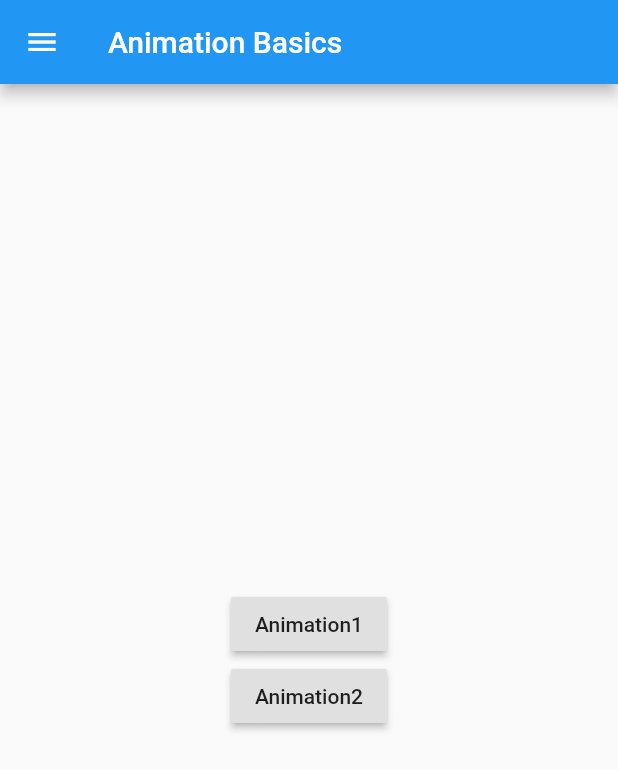
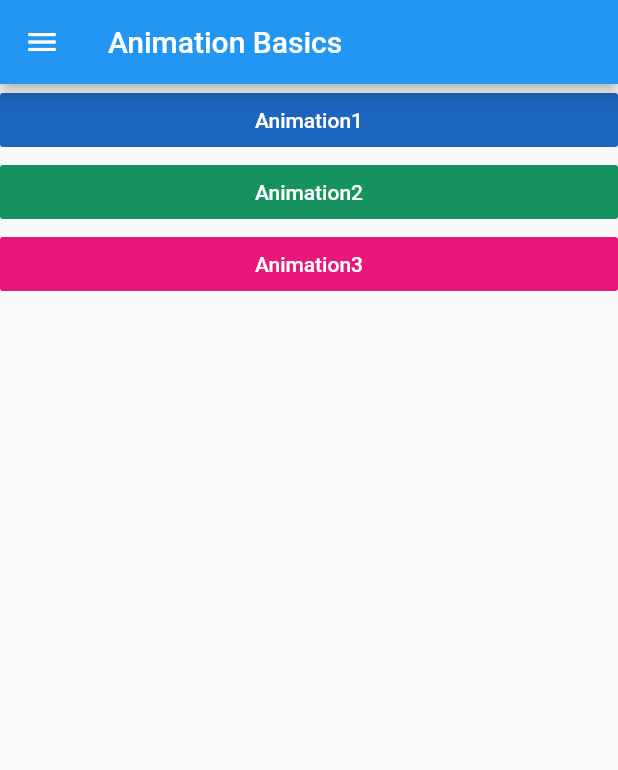
Before and after one commit to apoorvlodhi-io/Animation_Playground, a Flutter app: the screen it shows after launch, on a phone screen of 412 x 824 dp. Shown: the top 770 px of the screen. Run offline on Flutter 3.47's test engine with Material 2 defaults, Android fonts, the phone set to English and light mode, and no system bars.

Commit message:
Init Commit

```diff
--- a/lib/AnimationOne.dart
+++ b/lib/AnimationOne.dart
@@ -1,4 +1,5 @@
 import 'package:flutter/material.dart';
+import 'dart:math';
 
 class AnimationOne extends StatefulWidget {
   static const String id = 'AnimationOne';
@@ -39,7 +40,7 @@ class _AnimationOneState extends State<AnimationOne> {
             children: <Widget>[
               AnimatedContainer(
                 duration: Duration(milliseconds: 500),
-                curve: Curves.linear,
+                curve: Curves.bounceOut,
                 child: Center(
                   child: Text('Apoorv'),
                 ),
@@ -59,67 +60,13 @@ class _AnimationOneState extends State<AnimationOne> {
     );
   }
 }
-
-/*------------------------------------*/
-
-//import 'package:flutter/material.dart';
 //
-//class AnimationOne1 extends StatefulWidget {
-//  static const String id = 'AnimationOne';
-//  // This widget is the root of your application.
+//class SineCurve extends Curve {
+//  final double count;
+//  SineCurve({this.count = 3});
 //  @override
-//  _AnimationOne1State createState() => _AnimationOne1State();
-//}
-//
-//class _AnimationOne1State extends State<AnimationOne1> {
-//  double _width = 100;
-//  double _height = 100;
-//  Color _color = Colors.lightBlueAccent;
-//
-//  double _updateState() {
-//    setState(() {
-//      if (_color == Colors.lightBlueAccent) {
-//        _width = 350;
-//        _height = 350;
-//        _color = Colors.deepOrangeAccent;
-//      } else {
-//        _width = 100;
-//        _height = 100;
-//        _color = Colors.lightBlueAccent;
-//      }
-//    });
-//  }
-//
-//  @override
-//  Widget build(BuildContext context) {
-//    return SafeArea(
-//      child: Scaffold(
-//        appBar: AppBar(
-//          title: Text('Animation Basics'),
-//        ),
-//        body: Center(
-//          child: Column(
-//            mainAxisAlignment: MainAxisAlignment.center,
-//            children: <Widget>[
-//              AnimatedContainer(
-//                duration: Duration(milliseconds: 500),
-//                curve: Curves.linear,
-//                child: Center(
-//                  child: Text('Apoorv'),
-//                ),
-//                height: _height,
-//                width: _width,
-//                color: _color,
-//              ),
-//              RaisedButton(
-//                  child: Text('Animate'),
-//                  onPressed: () {
-//                    _updateState();
-//                  })
-//            ],
-//          ),
-//        ),
-//      ),
-//    );
+//  double transformInterval(double t) {
+//    var val = sin(count * 2 * pi * t) * 0.5 + 0.5;
+//    return val;
 //  }
 //}
--- a/lib/AnimationThree.dart
+++ b/lib/AnimationThree.dart
@@ -1,8 +1,15 @@
 import 'package:flutter/material.dart';
 
-class AnimationThree extends StatelessWidget {
+class AnimationThree extends StatefulWidget {
   static const String id = 'AnimationThree';
+
+  @override
+  _AnimationThreeState createState() => _AnimationThreeState();
+}
+
+class _AnimationThreeState extends State<AnimationThree> {
   Tween<double> _scaleTween = Tween<double>(begin: 1, end: 2);
+
   @override
   Widget build(BuildContext context) {
     return SafeArea(
--- a/lib/main.dart
+++ b/lib/main.dart
@@ -1,5 +1,8 @@
+import 'package:flutter/cupertino.dart';
 import 'package:flutter/material.dart';
+import 'dart:math';
 import 'package:flutteranimationbasics/AnimationOne.dart';
+import 'package:flutteranimationbasics/AnimationThree.dart';
 import 'package:flutteranimationbasics/AnimationTwo.dart';
 
 void main() => runApp(MyApp());
@@ -16,6 +19,7 @@ class MyApp extends StatelessWidget {
       routes: {
         AnimationOne.id: (context) => AnimationOne(),
         AnimationTwo.id: (context) => AnimationTwo(),
+        AnimationThree.id: (context) => AnimationThree(),
       },
       home: MainPage(),
     );
@@ -33,26 +37,73 @@ class MainPage extends StatelessWidget {
         appBar: AppBar(
           title: Text('Animation Basics'),
         ),
-        body: Center(
+        body: SingleChildScrollView(
+          child: Center(
             child: Column(
-            mainAxisAlignment: MainAxisAlignment.center,
+              mainAxisAlignment: MainAxisAlignment.spaceBetween,
+              crossAxisAlignment: CrossAxisAlignment.stretch,
               children: <Widget>[
-              RaisedButton(
-                child: Text('Animation1'),
+                Row(
+                  children: <Widget>[
+                    Expanded(
+                      child: FlatButton(
+                        child: Text(
+                          'Animation1',
+                          style: TextStyle(color: Colors.white),
+                        ),
+                        color: UniqueColor.getColor(),
                         onPressed: () {
                           Navigator.pushNamed(context, AnimationOne.id);
                         },
                       ),
-              RaisedButton(
-                child: Text('Animation2'),
+                    ),
+                  ],
+                ),
+                Row(
+                  children: <Widget>[
+                    Expanded(
+                      child: FlatButton(
+                        child: Text(
+                          'Animation2',
+                          style: TextStyle(color: Colors.white),
+                        ),
+                        color: UniqueColor.getColor(),
                         onPressed: () {
                           Navigator.pushNamed(context, AnimationTwo.id);
                         },
                       ),
+                    ),
                   ],
+                ),
+                Row(
+                  children: <Widget>[
+                    Expanded(
+                      child: FlatButton(
+                        child: Text(
+                          'Animation3',
+                          style: TextStyle(color: Colors.white),
+                        ),
+                        color: UniqueColor.getColor(),
+                        onPressed: () {
+                          Navigator.pushNamed(context, AnimationThree.id);
+                        },
+                      ),
+                    ),
+                  ],
+                ),
+              ],
+            ),
           ),
         ),
       ),
     );
   }
 }
+
+class UniqueColor {
+  static Random random = Random();
+  static Color getColor() {
+    return Color.fromRGBO(
+        random.nextInt(256), random.nextInt(256), random.nextInt(256), 1);
+  }
+}
```
Lines whose indentation alone changed are shown as unchanged.
